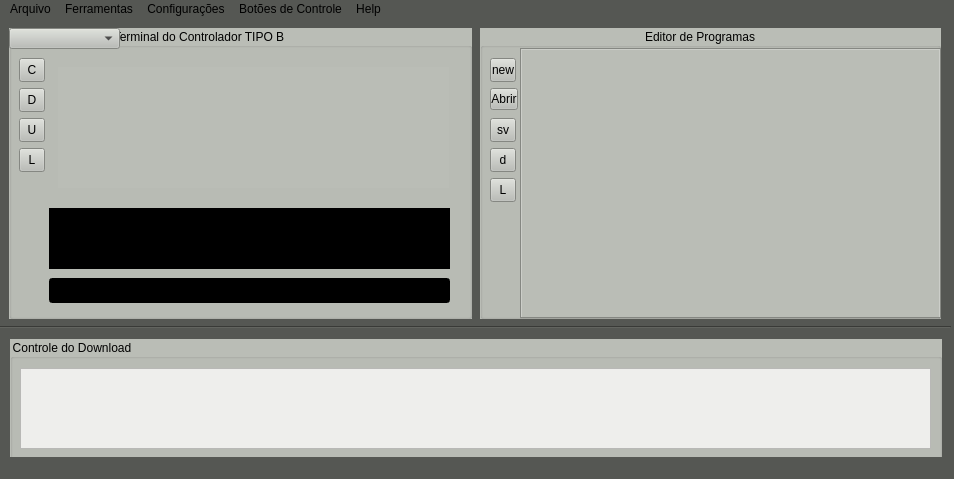
First picture: the form in alfa/mainwindow.ui, repository cimtools/Krobosoft, before the edit.
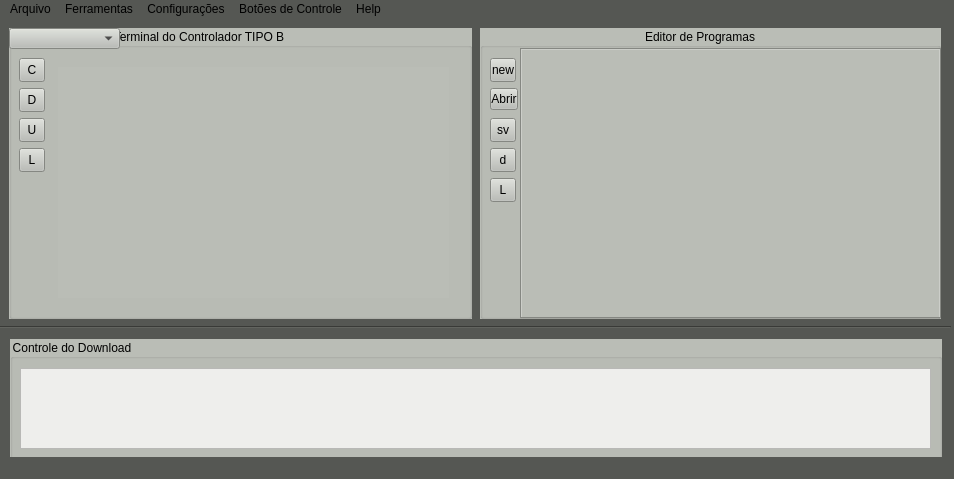
Second picture: the form after the edit.

Commit message: GUI changes to reflect the use of the new terminal.

```diff
--- a/alfa/mainwindow.ui
+++ b/alfa/mainwindow.ui
@@ -255,72 +255,6 @@
       <string>L</string>
      </property>
     </widget>
-    <widget class="QTextEdit" name="textBrowser_2">
-     <property name="geometry">
-      <rect>
-       <x>40</x>
-       <y>180</y>
-       <width>401</width>
-       <height>61</height>
-      </rect>
-     </property>
-     <property name="minimumSize">
-      <size>
-       <width>1</width>
-       <height>1</height>
-      </size>
-     </property>
-     <property name="maximumSize">
-      <size>
-       <width>401</width>
-       <height>231</height>
-      </size>
-     </property>
-     <property name="sizeIncrement">
-      <size>
-       <width>0</width>
-       <height>2</height>
-      </size>
-     </property>
-     <property name="font">
-      <font>
-       <italic>true</italic>
-       <stylestrategy>PreferAntialias</stylestrategy>
-      </font>
-     </property>
-     <property name="toolTip">
-      <string>&lt;html&gt;&lt;head/&gt;&lt;body&gt;&lt;p&gt;&lt;span style=&quot; color:#ce5c00;&quot;&gt;ni&lt;/span&gt;&lt;/p&gt;&lt;/body&gt;&lt;/html&gt;</string>
-     </property>
-     <property name="styleSheet">
-      <string notr="true">background-color: rgb(0, 0, 0);
-color: rgb(78, 154, 6)</string>
-     </property>
-     <property name="readOnly">
-      <bool>true</bool>
-     </property>
-     <property name="html">
-      <string>&lt;!DOCTYPE HTML PUBLIC &quot;-//W3C//DTD HTML 4.0//EN&quot; &quot;http://www.w3.org/TR/REC-html40/strict.dtd&quot;&gt;
-&lt;html&gt;&lt;head&gt;&lt;meta name=&quot;qrichtext&quot; content=&quot;1&quot; /&gt;&lt;style type=&quot;text/css&quot;&gt;
-p, li { white-space: pre-wrap; }
-&lt;/style&gt;&lt;/head&gt;&lt;body style=&quot; font-family:'Ubuntu'; font-size:11pt; font-weight:400; font-style:italic;&quot;&gt;
-&lt;p style=&quot;-qt-paragraph-type:empty; margin-top:0px; margin-bottom:0px; margin-left:0px; margin-right:0px; -qt-block-indent:0; text-indent:0px;&quot;&gt;&lt;br /&gt;&lt;/p&gt;
-&lt;p style=&quot;-qt-paragraph-type:empty; margin-top:0px; margin-bottom:0px; margin-left:0px; margin-right:0px; -qt-block-indent:0; text-indent:0px;&quot;&gt;&lt;br /&gt;&lt;/p&gt;&lt;/body&gt;&lt;/html&gt;</string>
-     </property>
-    </widget>
-    <widget class="QLineEdit" name="lineEdit">
-     <property name="geometry">
-      <rect>
-       <x>40</x>
-       <y>250</y>
-       <width>401</width>
-       <height>25</height>
-      </rect>
-     </property>
-     <property name="styleSheet">
-      <string notr="true">background-color: rgb(0, 0, 0);
-color: rgb(78, 154, 6)</string>
-     </property>
-    </widget>
     <widget class="QComboBox" name="comboBox">
      <property name="geometry">
       <rect>
@@ -337,7 +271,7 @@
        <x>49</x>
        <y>39</y>
        <width>391</width>
-       <height>121</height>
+       <height>231</height>
       </rect>
      </property>
      <layout class="QVBoxLayout" name="terminalLayout"/>
```
The commit also changes 1 other file.
